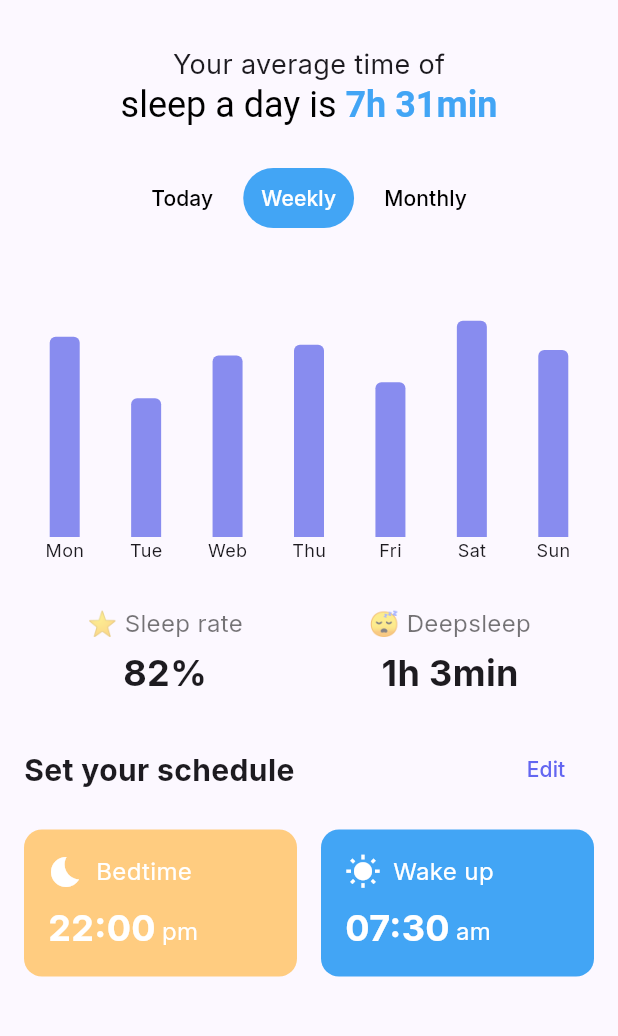
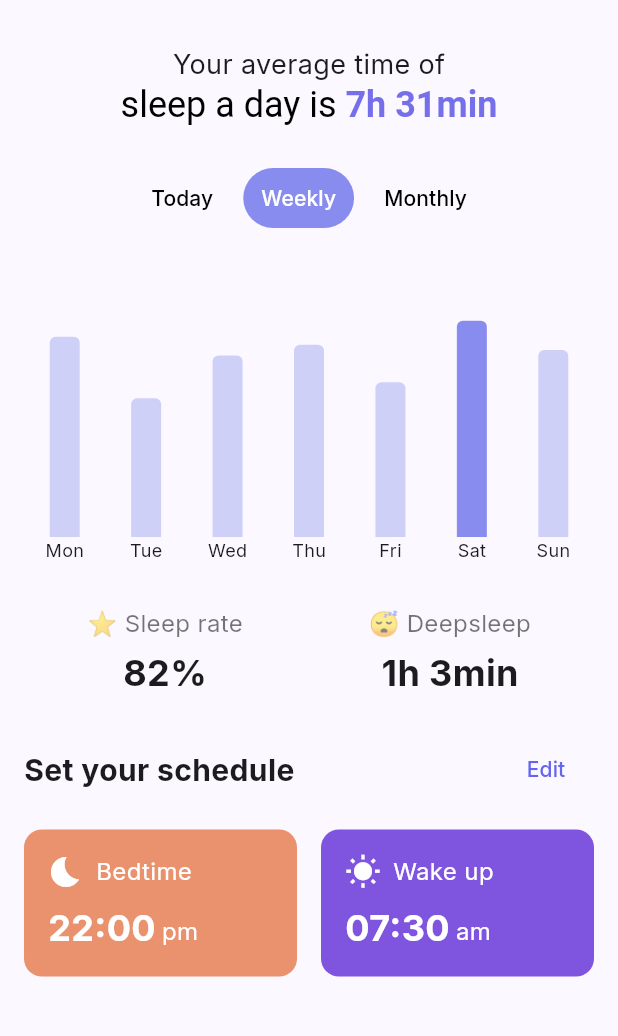
Before and after one commit to RITWIZSINGH/quamin-health-module-frontend, a Flutter app: the SleepScreen screen opened directly, on a phone screen of 412 x 824 dp, the part 63-1099 px from its top. Run offline on Flutter 3.47's test engine with Material 3 defaults, Android fonts, the phone set to English and light mode, and no system bars; drawn by our look-alikes of fl_chart; our stand-ins replace flutter_svg, go_router, google_fonts; network calls fail.

Commit message:
Minor changes

```diff
--- a/lib/widgets/sleep_screen_widgets/sleep_chart.dart
+++ b/lib/widgets/sleep_screen_widgets/sleep_chart.dart
@@ -1,8 +1,15 @@
 import 'package:flutter/material.dart';
 import 'package:fl_chart/fl_chart.dart';
 
-class SleepChart extends StatelessWidget {
+class SleepChart extends StatefulWidget {
   const SleepChart({super.key});
+
+  @override
+  _SleepChartState createState() => _SleepChartState();
+}
+
+class _SleepChartState extends State<SleepChart> {
+  int _selectedDayIndex = 5; // Default selected day (Saturday)
 
   @override
   Widget build(BuildContext context) {
@@ -23,7 +30,20 @@ class SleepChart extends StatelessWidget {
             BarChartData(
               alignment: BarChartAlignment.spaceAround,
               maxY: 10,
-              barTouchData: BarTouchData(enabled: false),
+              barTouchData: BarTouchData(
+                enabled: true,
+                touchCallback: (FlTouchEvent event, barTouchResponse) {
+                  if (!event.isInterestedForInteractions ||
+                      barTouchResponse == null ||
+                      barTouchResponse.spot == null) {
+                    return;
+                  }
+                  setState(() {
+                    _selectedDayIndex =
+                        barTouchResponse.spot!.touchedBarGroupIndex;
+                  });
+                },
+              ),
               titlesData: FlTitlesData(
                 show: true,
                 bottomTitles: AxisTitles(
@@ -33,7 +53,7 @@ class SleepChart extends StatelessWidget {
                       const days = [
                         'Mon',
                         'Tue',
-                        'Web',
+                        'Wed',
                         'Thu',
                         'Fri',
                         'Sat',
@@ -59,13 +79,13 @@ class SleepChart extends StatelessWidget {
               gridData: const FlGridData(show: false),
               borderData: FlBorderData(show: false),
               barGroups: [
-                _createBarData(0, 7.5),
-                _createBarData(1, 5.2),
-                _createBarData(2, 6.8),
-                _createBarData(3, 7.2),
-                _createBarData(4, 5.8),
-                _createBarData(5, 8.1),
-                _createBarData(6, 7.0),
+                _createBarData(0, 7.5, _selectedDayIndex == 0),
+                _createBarData(1, 5.2, _selectedDayIndex == 1),
+                _createBarData(2, 6.8, _selectedDayIndex == 2),
+                _createBarData(3, 7.2, _selectedDayIndex == 3),
+                _createBarData(4, 5.8, _selectedDayIndex == 4),
+                _createBarData(5, 8.1, _selectedDayIndex == 5),
+                _createBarData(6, 7.0, _selectedDayIndex == 6),
               ],
             ),
           ),
@@ -80,7 +100,7 @@ class SleepChart extends StatelessWidget {
       child: TextButton(
         onPressed: () {},
         style: TextButton.styleFrom(
-          backgroundColor: isSelected ? Colors.blue[400] : Colors.transparent,
+          backgroundColor: isSelected ? Color(0xFF888CEF) : Colors.transparent,
           foregroundColor: isSelected ? Colors.white : Colors.black,
           shape: RoundedRectangleBorder(
             borderRadius: BorderRadius.circular(20),
@@ -91,13 +111,13 @@ class SleepChart extends StatelessWidget {
     );
   }
 
-  BarChartGroupData _createBarData(int x, double y) {
+  BarChartGroupData _createBarData(int x, double y, bool isSelected) {
     return BarChartGroupData(
       x: x,
       barRods: [
         BarChartRodData(
           toY: y,
-          color: Color(0xff888CEF),
+          color: isSelected ? Color(0xff888CEF) : Color(0xffCED0F8),
           width: 20,
           borderRadius: const BorderRadius.vertical(top: Radius.circular(4)),
         ),
--- a/lib/widgets/sleep_screen_widgets/sleep_schedule.dart
+++ b/lib/widgets/sleep_screen_widgets/sleep_schedule.dart
@@ -31,7 +31,7 @@ class SleepSchedule extends StatelessWidget {
                 'Bedtime',
                 '22:00',
                 'pm',
-                Colors.orange[200]!,
+                Color(0XFFEA916E),
               ),
             ),
             const SizedBox(width: 16),
@@ -40,7 +40,7 @@ class SleepSchedule extends StatelessWidget {
                 'Wake up',
                 '07:30',
                 'am',
-                Colors.blue[400]!,
+                Color(0XFF7F55E0),
               ),
             ),
           ],
@@ -49,8 +49,7 @@ class SleepSchedule extends StatelessWidget {
     );
   }
 
-  Widget _buildTimeCard(
-      String label, String time, String period, Color color) {
+  Widget _buildTimeCard(String label, String time, String period, Color color) {
     return Container(
       padding: const EdgeInsets.all(16),
       decoration: BoxDecoration(
--- a/lib/widgets/sleep_screen_widgets/sleep_summary.dart
+++ b/lib/widgets/sleep_screen_widgets/sleep_summary.dart
@@ -26,7 +26,7 @@ class SleepSummary extends StatelessWidget {
                   TextSpan(
                     text: '7h 31min',
                     style: TextStyle(
-                      color: Colors.blue[400],
+                      color: Color(0xFF7570EA),
                       fontWeight: FontWeight.bold,
                     ),
                   ),
```
